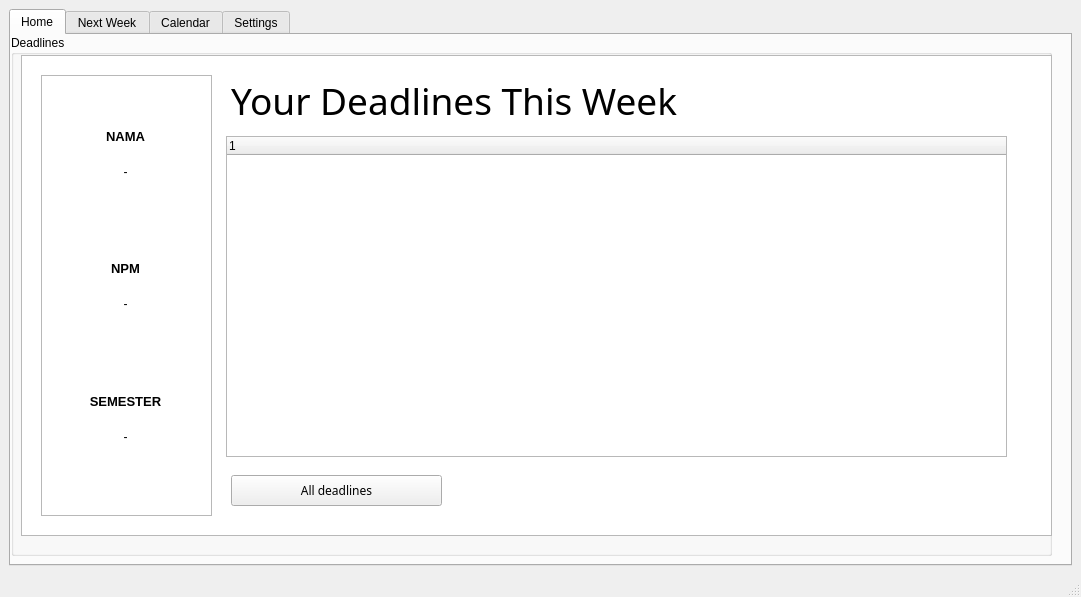
The window that GUI/Aslab_GUI.ui (KivlanRB/GoldenRetriever) describes before a commit, drawn with Qt 5.
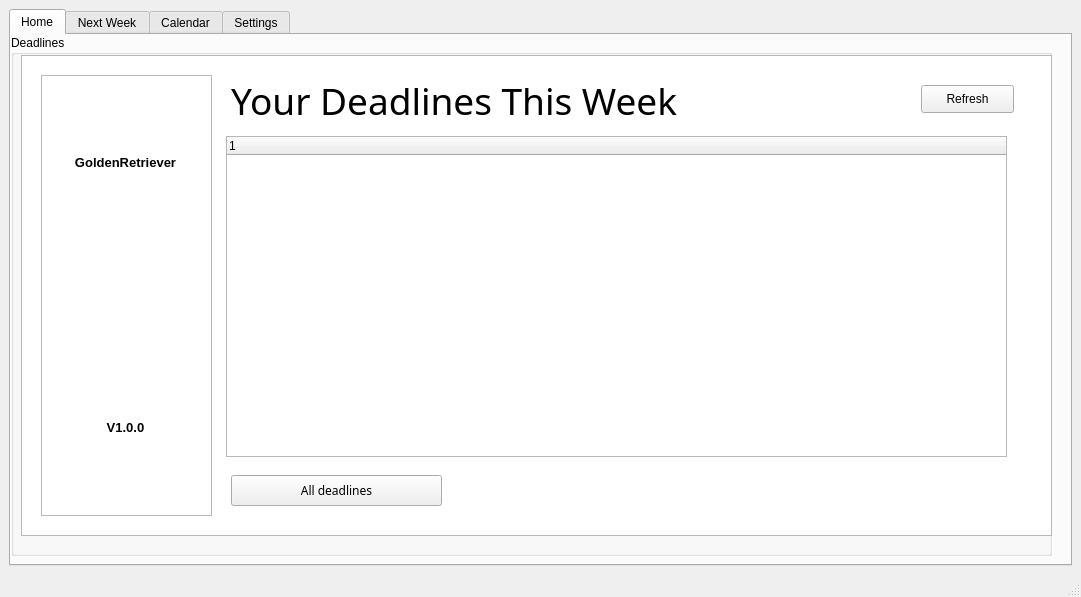
The same window after the commit. Icons and pictures are not drawn.

```diff
--- a/GUI/Aslab_GUI.ui
+++ b/GUI/Aslab_GUI.ui
@@ -20,6 +20,12 @@
    <string>MainWindow</string>
   </property>
   <widget class="QWidget" name="centralwidget">
+   <property name="sizePolicy">
+    <sizepolicy hsizetype="Fixed" vsizetype="Fixed">
+     <horstretch>0</horstretch>
+     <verstretch>0</verstretch>
+    </sizepolicy>
+   </property>
    <layout class="QHBoxLayout" name="horizontalLayout">
     <item>
      <widget class="QTabWidget" name="tabWidget">
@@ -144,23 +150,13 @@
              <enum>Qt::LeftToRight</enum>
             </property>
             <property name="text">
-             <string>NAMA</string>
+             <string>GoldenRetriever</string>
             </property>
             <property name="alignment">
              <set>Qt::AlignCenter</set>
             </property>
            </widget>
           </item>
-          <item>
-           <widget class="QLabel" name="nameLabel">
-            <property name="text">
-             <string>-</string>
-            </property>
-            <property name="alignment">
-             <set>Qt::AlignHCenter|Qt::AlignTop</set>
-            </property>
-           </widget>
-          </item>
           <item>
            <spacer name="verticalSpacer_3">
             <property name="orientation">
@@ -190,20 +186,16 @@
              <enum>Qt::LeftToRight</enum>
             </property>
             <property name="text">
-             <string>NPM</string>
+             <string/>
+            </property>
+            <property name="scaledContents">
+             <bool>true</bool>
             </property>
             <property name="alignment">
              <set>Qt::AlignCenter</set>
             </property>
-           </widget>
-          </item>
-          <item>
-           <widget class="QLabel" name="npmLabel">
-            <property name="text">
-             <string>-</string>
-            </property>
-            <property name="alignment">
-             <set>Qt::AlignHCenter|Qt::AlignTop</set>
+            <property name="wordWrap">
+             <bool>true</bool>
             </property>
            </widget>
           </item>
@@ -236,23 +228,13 @@
              <enum>Qt::LeftToRight</enum>
             </property>
             <property name="text">
-             <string>SEMESTER</string>
+             <string>V1.0.0</string>
             </property>
             <property name="alignment">
              <set>Qt::AlignCenter</set>
             </property>
            </widget>
           </item>
-          <item>
-           <widget class="QLabel" name="semesterLabel">
-            <property name="text">
-             <string>-</string>
-            </property>
-            <property name="alignment">
-             <set>Qt::AlignHCenter|Qt::AlignTop</set>
-            </property>
-           </widget>
-          </item>
           <item>
            <spacer name="verticalSpacer_2">
             <property name="orientation">
@@ -304,6 +286,19 @@
           </property>
          </column>
         </widget>
+        <widget class="QPushButton" name="hm_refreshBtn">
+         <property name="geometry">
+          <rect>
+           <x>910</x>
+           <y>50</y>
+           <width>93</width>
+           <height>28</height>
+          </rect>
+         </property>
+         <property name="text">
+          <string>Refresh</string>
+         </property>
+        </widget>
        </widget>
       </widget>
       <widget class="QWidget" name="tab_3">
```
Left out of the diff: 36 changed lines with no effect on the pictures.
